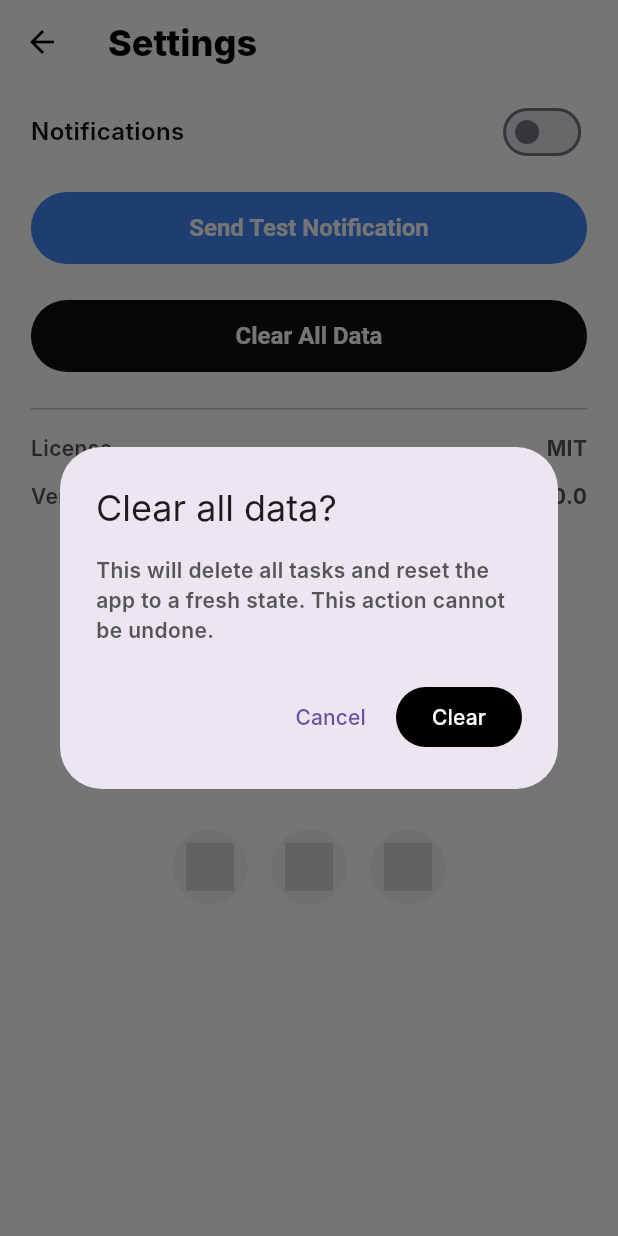
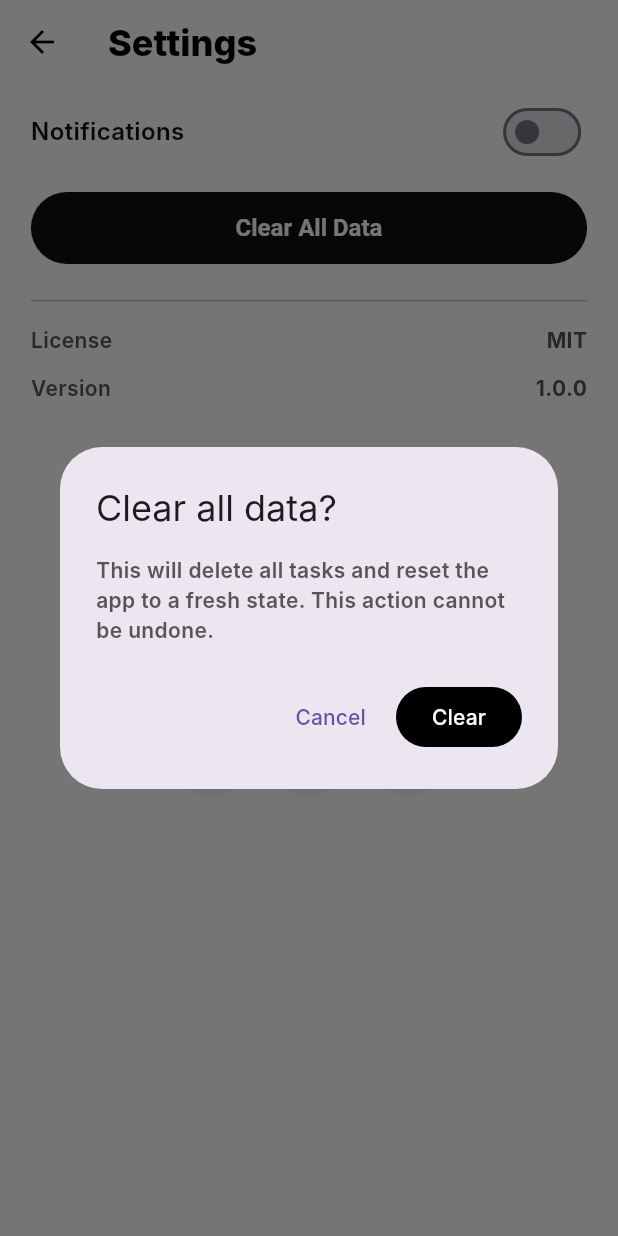
Before and after one commit to theakhinabraham/doable-todo-list-app, a Flutter app: the SettingsPage screen opened by its route, after a tap on "Clear All Data", on a phone screen of 412 x 824 dp. Run offline on Flutter 3.47's test engine with Material 3 defaults, Android fonts, the phone set to English and light mode, and no system bars; our stand-ins replace awesome_notifications, flutter_svg, shared_preferences, sqflite; accounts and stored records are empty; Roboto replaces fonts that are missing (Inter).

Commit message:
notificatiion bugs fixed

```diff
--- a/lib/screens/settings_page.dart
+++ b/lib/screens/settings_page.dart
@@ -210,25 +210,6 @@
             ),
             const SizedBox(height: 16),
 
-            SizedBox(
-              height: 48,
-              child: FilledButton(
-                style: FilledButton.styleFrom(
-                  backgroundColor: blueColor,
-                  shape: RoundedRectangleBorder(
-                    borderRadius: BorderRadius.circular(24),
-                  ),
-                  textStyle: const TextStyle(
-                    fontWeight: FontWeight.w700,
-                    fontSize: 16,
-                  ),
-                ),
-                onPressed: _sendTestNotification,
-                child: const Text('Send Test Notification'),
-              ),
-            ),
-            const SizedBox(height: 24),
-
             // Clear All Data pill button
             SizedBox(
               height: 48,
```
Also changed, not shown: pubspec.lock.
